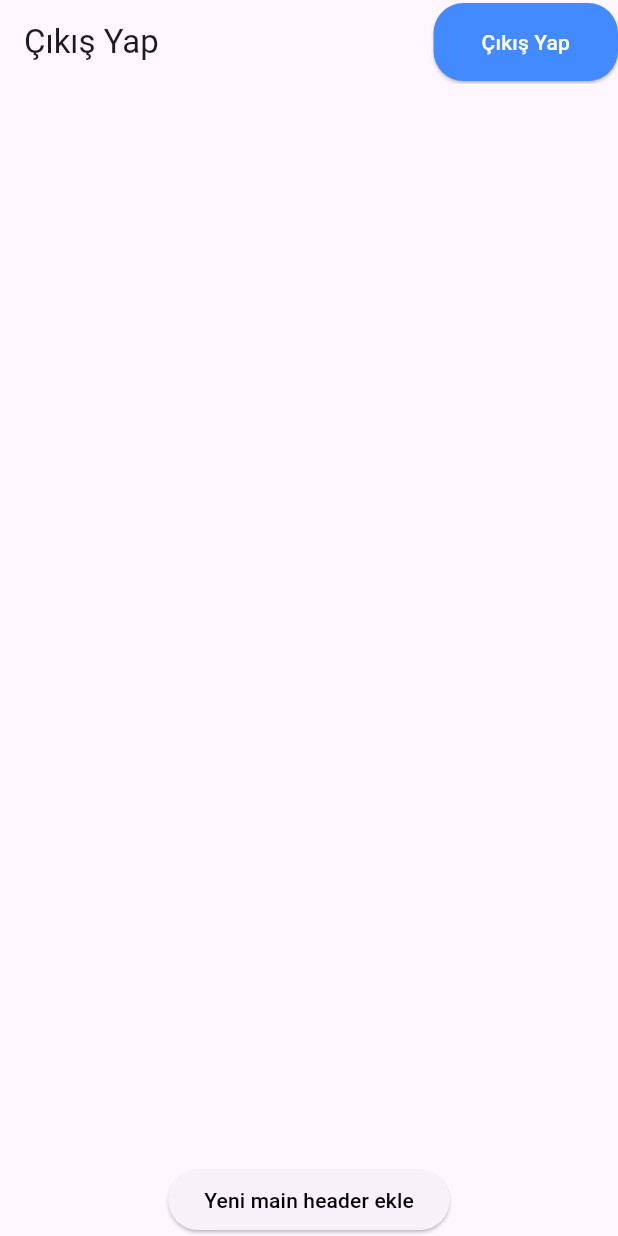
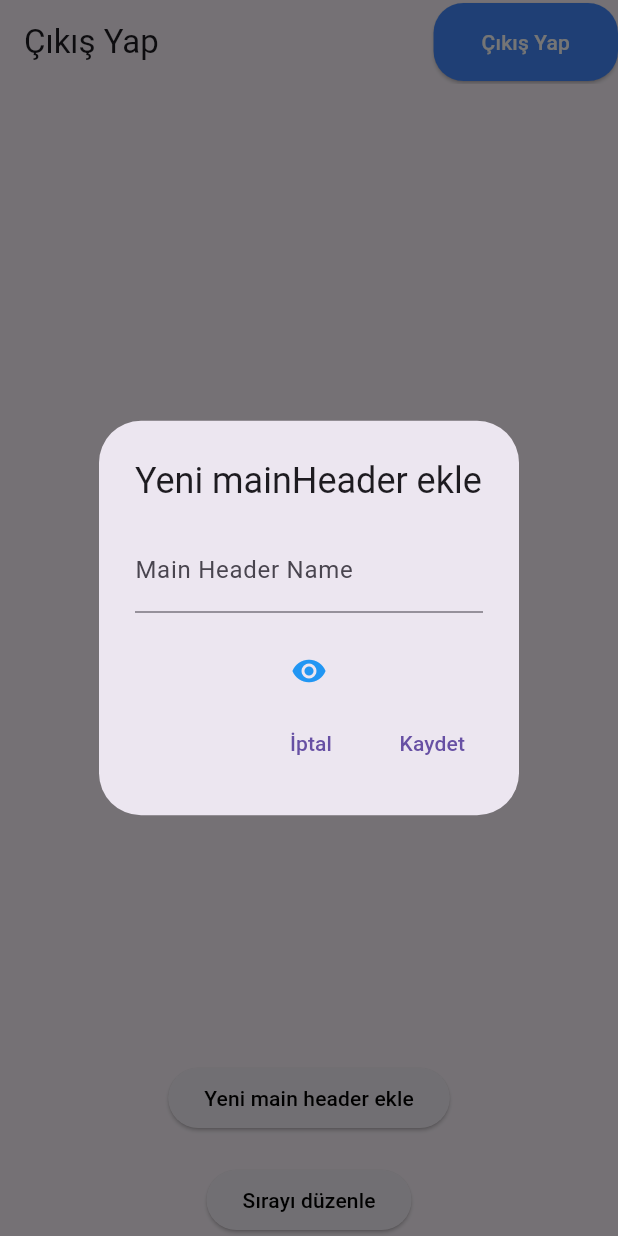
Before and after one commit to bleylek/qr_project, a Flutter app: the EditMainHeader screen opened directly with empty values, after a tap on "Yeni main header ekle", on a phone screen of 412 x 824 dp. Run offline on Flutter 3.47's test engine with Material 3 defaults, Android fonts, the phone set to English and light mode, and no system bars; our stand-ins replace cloud_firestore, firebase_auth, firebase_core, font_awesome_flutter, google_sign_in; missing offline and left inert: country_flags, flutter_email_sender; accounts and stored records are empty; statements that could not run were skipped.

Commit message:
firebase adding mainHeader functionality

```diff
--- a/lib/models/firebase_fetch_model.dart
+++ b/lib/models/firebase_fetch_model.dart
@@ -1,4 +1,5 @@
 // Kahveler
+
 class MainHeader {
   MainHeader({
     // key == mainHeaderName
@@ -7,12 +8,14 @@ class MainHeader {
     // imageUrl: null == ""
     this.imageUrl = "", // image url
     required this.disable, // show or not
+    this.orderChanged = false,
   });
 
   final String mainHeaderName;
   final int order;
   final String imageUrl;
   final bool disable;
+  final bool orderChanged;
 }
 
 // Türk Kahvesi
--- a/lib/pages/edit_main_header_page/edit_main_header.dart
+++ b/lib/pages/edit_main_header_page/edit_main_header.dart
@@ -2,6 +2,7 @@ import 'package:cloud_firestore/cloud_firestore.dart';
 import 'package:flutter/material.dart';
 import 'package:qrproject/models/firebase_fetch_model.dart';
 import 'package:qrproject/services/auth_service.dart';
+import 'package:qrproject/widgets/add_main_header_dialog.dart';
 
 class EditMainHeader extends StatefulWidget {
   const EditMainHeader({super.key, required this.userKey});
@@ -13,126 +14,99 @@ class EditMainHeader extends StatefulWidget {
 }
 
 class _EditMainHeaderState extends State<EditMainHeader> {
-  final List<MainHeader> mainHeaders = [];
+  final List<MainHeader> _mainHeaders = [];
+  String _digitalMenuAddress = "";
+  String _userdId = "";
+  String _companyName = "";
+  String _mailAddress = "";
+  String _phoneNumber = "";
+  String _menuLanguage = "";
+  String _menuMoneyCurrency = "";
+  bool isLoading = true;
 
-  // bunu future yapmamızın sebebi veriler yüklenmeden ekranın oluşmasını istemiyor oluşumuzdan kaynaklanıyor.
-  // sonunda setState yaparak ekranın güncellenmesini sağlayabilirdik. Fakat bu durumda ekran için oluşturulan build fonksiyonu iki kez
-  // çağrılmış olurdu.
-  Future<List<MainHeader>> _getDocumentFields() async {
-    final mainHeadersCollection = FirebaseFirestore.instance.collection('DigitalAddress').doc(widget.userKey).collection("MainHeaders");
+  @override
+  void initState() {
+    super.initState();
+    _loadData();
+  }
 
-    final snapshot = await mainHeadersCollection.get();
+  Future<void> _loadData() async {
+    // ilk önce userKey'e bağlı digitalMenuAddress'i almamız gerekiyor
 
-    if (snapshot.docs.isNotEmpty) {
-      for (var doc in snapshot.docs) {
-        final data = doc.data();
+    // Users koleksiyonundaki tüm belgeleri getiriyoruz
+    final querySnapshot = await FirebaseFirestore.instance.collection('Users').get();
 
-        mainHeaders.add(
-          MainHeader(
-            mainHeaderName: doc.id,
-            order: data['order'],
-            disable: data['disable'],
-            imageUrl: data['imageUrl'],
-          ),
-        );
+    // Belgeler arasında gezinerek userId'yi kontrol ediyoruz
+    for (var doc in querySnapshot.docs) {
+      final docId = doc.id;
+      final underscoreIndex = docId.indexOf('_');
+
+      if (underscoreIndex != -1) {
+        final afterUnderscore = docId.substring(underscoreIndex + 1);
+        if (afterUnderscore == widget.userKey) {
+          _digitalMenuAddress = docId.substring(0, underscoreIndex);
+          _userdId = "${_digitalMenuAddress}_${widget.userKey}";
+        }
       }
-      mainHeaders.sort((a, b) => a.order.compareTo(b.order));
-    } else {
-      // do nothing --> List<MainHeader> mainHeaders = [] will be remained like this
-      // mainHeaders.isEmpty ile check edilir
-      print("no mainHeader");
     }
 
-    for (var header in mainHeaders) {
-      print("Main Header Name: ${header.mainHeaderName}");
-      print("Order: ${header.order}");
-      print("Disable: ${header.disable}");
-      print("Image URL: ${header.imageUrl}");
-      print("-----------");
+    final usersCollection = FirebaseFirestore.instance.collection('Users').doc(_userdId);
+
+    try {
+      final docSnapshot = await usersCollection.get();
+
+      if (docSnapshot.exists) {
+        final data = docSnapshot.data();
+        _companyName = data?['CompanyName'] ?? "";
+        _mailAddress = data?['MailAddress'] ?? "";
+        _phoneNumber = data?['PhoneNumber'] ?? "";
+        _menuLanguage = data?['MenuLanguage'] ?? "";
+        _menuMoneyCurrency = data?['MenuMoneyCurrency'] ?? "";
+
+        final mainHeadersCollection = usersCollection.collection("MainHeaders");
+        final mainHeadersSnapshot = await mainHeadersCollection.get();
+
+        for (var doc in mainHeadersSnapshot.docs) {
+          final data = doc.data();
+          bool disable = data['disable'] ?? false;
+          String imageUrl = data['imageUrl'] ?? "";
+          int order = data['order'] ?? 0;
+
+          _mainHeaders.add(
+            MainHeader(
+              mainHeaderName: doc.id,
+              order: order,
+              disable: disable,
+              imageUrl: imageUrl,
+            ),
+          );
+        }
+      } else {
+        print("Belirtilen kullanıcı bulunamadı.");
+      }
+    } catch (e) {
+      print("Firebase'den veri alınırken hata oluştu: $e");
     }
 
-    /*
-    if (mainHeaders.isEmpty) {
-      print("correct way of checking");
-    }
-    */
-    return mainHeaders;
+    setState(() {
+      isLoading = false;
+    });
   }
 
   @override
   Widget build(BuildContext context) {
-    print("main headers length can be seen here:");
-    print(mainHeaders.length);
+    if (isLoading) {
+      return const Center(child: CircularProgressIndicator());
+    }
 
-    return FutureBuilder(
-      future: _getDocumentFields(),
-      builder: (context, snapshot) {
-        // BURDAKİ EKRANLARI PROJE BİTİMİNDE DÜZENLE
-        if (snapshot.connectionState == ConnectionState.waiting) {
-          return const Center(child: CircularProgressIndicator()); // Yükleniyor göstergesi
-        } else if (snapshot.hasError) {
-          return const Center(child: Text("Bir hata oluştu")); // Hata mesajı
-        } else {
-          return Scaffold(
-            appBar: AppBar(
-              title: const Text('Çıkış Yap'),
-              automaticallyImplyLeading: false, // Geri butonunu gizle
-              actions: [
-                ElevatedButton(
-                  onPressed: () async {
-                    await AuthService().signout();
-                    // Çıkış yaptıktan sonra giriş sayfasına yönlendir
-                    // burayı değiştir --> anasayfaya yönlendir
-                    // mounted kontrolü
-                    if (!mounted) return;
-                    Navigator.pushReplacementNamed(context, '/auth');
-                  },
-                  style: ElevatedButton.styleFrom(
-                    backgroundColor: Colors.blueAccent,
-                    padding: const EdgeInsets.symmetric(horizontal: 32, vertical: 16),
-                    shape: RoundedRectangleBorder(
-                      borderRadius: BorderRadius.circular(20),
-                    ),
-                  ),
-                  child: const Text('Çıkış Yap', style: TextStyle(color: Colors.white)),
-                ),
-              ],
-            ),
-            body: Column(
-              children: [
-                Expanded(
-                  child: ListView.builder(
-                    itemCount: mainHeaders.length,
-                    itemBuilder: (context, index) {
-                      return Text(mainHeaders[index].mainHeaderName);
-                    },
-                  ),
-                ),
-                ElevatedButton(
-                  onPressed: () {},
-                  child: const Text(
-                    "Yeni main header ekle",
-                    style: TextStyle(color: Colors.black),
-                  ),
-                )
-              ],
-            ),
-          );
-        }
-      },
-    );
-
-    /* Scaffold(
+    return Scaffold(
       appBar: AppBar(
         title: const Text('Çıkış Yap'),
-        automaticallyImplyLeading: false, // Geri butonunu gizle
+        automaticallyImplyLeading: false,
         actions: [
           ElevatedButton(
             onPressed: () async {
               await AuthService().signout();
-              // Çıkış yaptıktan sonra giriş sayfasına yönlendir
-              // burayı değiştir --> anasayfaya yönlendir
-              // mounted kontrolü
               if (!mounted) return;
               Navigator.pushReplacementNamed(context, '/auth');
             },
@@ -151,22 +125,85 @@ class _EditMainHeaderState extends State<EditMainHeader> {
         children: [
           Expanded(
             child: ListView.builder(
-              itemCount: mainHeaders.length,
+              itemCount: _mainHeaders.length,
               itemBuilder: (context, index) {
-                return Text(mainHeaders[index].mainHeaderName);
+                return Padding(
+                  padding: const EdgeInsets.all(8.0),
+                  child: InkWell(
+                    onTap: () {},
+                    child: Container(
+                      width: 100,
+                      height: 100,
+                      decoration: BoxDecoration(
+                        color: Colors.grey[300],
+                        border: Border.all(color: Colors.black),
+                        borderRadius: BorderRadius.circular(8),
+                      ),
+                      child: Row(
+                        children: [
+                          Text(_mainHeaders[index].mainHeaderName),
+                          const SizedBox(
+                            width: 15,
+                          ),
+                          Icon(
+                            _mainHeaders[index].disable ? Icons.visibility : Icons.visibility_off,
+                            color: _mainHeaders[index].disable ? Colors.blue : Colors.grey,
+                          ),
+                        ],
+                      ),
+                    ),
+                  ),
+                );
               },
             ),
           ),
           ElevatedButton(
-            onPressed: () {},
+            onPressed: () {
+              showDialog(
+                context: context,
+                barrierDismissible: false,
+                builder: (context) {
+                  return AddMainHeaderDialog(
+                    mainHeaders: _mainHeaders,
+                    userId: _userdId,
+                  );
+                },
+              ).then((result) {
+                if (result != null) {
+                  bool disableStatus = result['disableStatus'];
+                  int maxOrder = result['maxOrder'];
+                  String newMainHeaderName = result['newMainHeaderName'];
+
+                  setState(() {
+                    _mainHeaders.add(
+                      MainHeader(
+                        mainHeaderName: newMainHeaderName,
+                        order: maxOrder,
+                        disable: disableStatus,
+                        imageUrl: "",
+                      ),
+                    );
+                  });
+                }
+              });
+            },
             child: const Text(
               "Yeni main header ekle",
               style: TextStyle(color: Colors.black),
             ),
-          )
+          ),
+          const SizedBox(
+            height: 20,
+          ),
+          ElevatedButton(
+            onPressed: () {},
+            child: const Text(
+              "Sırayı düzenle",
+              style: TextStyle(color: Colors.black),
+            ),
+          ),
         ],
       ),
     );
-    */
   }
 }
--- /dev/null
+++ b/lib/widgets/add_main_header_dialog.dart
@@ -0,0 +1,162 @@
+import 'package:cloud_firestore/cloud_firestore.dart';
+import 'package:flutter/material.dart';
+import 'package:qrproject/models/firebase_fetch_model.dart';
+
+class AddMainHeaderDialog extends StatefulWidget {
+  const AddMainHeaderDialog({
+    super.key,
+    required this.mainHeaders,
+    required this.userId,
+  });
+
+  final List<MainHeader> mainHeaders;
+  final String userId;
+
+  @override
+  State<AddMainHeaderDialog> createState() {
+    return _AddMainHeaderDialogState();
+  }
+}
+
+class _AddMainHeaderDialogState extends State<AddMainHeaderDialog> {
+  String _newlyAddedmainHeaderName = "";
+  final _addingForm = GlobalKey<FormState>();
+  final GlobalKey<_IconButtonWidget> iconButtonKey = GlobalKey<_IconButtonWidget>();
+
+  void _saveItem() async {
+    print("_SaveItem fonksiyonu içerisinde _______________________________________________");
+    if (_addingForm.currentState!.validate()) {
+      print("validate içerisinde _______________________________________________");
+      _addingForm.currentState!.save();
+      final querySnapshot = await FirebaseFirestore.instance.collection('Users').doc(widget.userId).collection("MainHeaders").get();
+
+      bool isNameUsed = false;
+      int maxOrder = 0;
+
+      for (var doc in querySnapshot.docs) {
+        final docId = doc.id;
+
+        final orderValue = doc.get('order');
+
+        if (orderValue > maxOrder) {
+          maxOrder = orderValue;
+        }
+        if (docId == _newlyAddedmainHeaderName) {
+          isNameUsed = true;
+          ScaffoldMessenger.of(context).showSnackBar(
+            const SnackBar(
+              content: Text("Bu mainHeader ismi kullanımda"),
+            ),
+          );
+        }
+      }
+      print("_____________________________________________________");
+      print("_isNameUsed: ${!isNameUsed}");
+      if (!isNameUsed) {
+        Map<String, dynamic> newMainHeader = {
+          'disable': iconButtonKey.currentState?.disableStatus ?? true,
+          'order': maxOrder + 1,
+        };
+
+        var sendingAddress = await FirebaseFirestore.instance.collection('Users').doc(widget.userId).collection("MainHeaders").doc(_newlyAddedmainHeaderName);
+
+        await sendingAddress.set(newMainHeader);
+
+        setState(() {});
+        Navigator.of(context).pop({
+          'disableStatus': iconButtonKey.currentState?.disableStatus,
+          'maxOrder': maxOrder + 1,
+          'newMainHeaderName': _newlyAddedmainHeaderName,
+        });
+      }
+    }
+  }
+
+  @override
+  Widget build(BuildContext context) {
+    return AlertDialog(
+      title: const Text("Yeni mainHeader ekle"),
+      content: Form(
+        key: _addingForm,
+        child: Column(
+          mainAxisSize: MainAxisSize.min,
+          children: [
+            TextFormField(
+              decoration: const InputDecoration(
+                labelText: "Main Header Name",
+              ),
+              validator: (value) {
+                if (value == null || value.isEmpty) {
+                  return 'Bu alan boş bırakılamaz';
+                } else {
+                  for (MainHeader mainHeader in widget.mainHeaders) {
+                    if (mainHeader.mainHeaderName == value) {
+                      return "Bu mainHeaderName zaten kullanımda";
+                    }
+                  }
+                }
+                return null;
+              },
+              onSaved: (value) {
+                _newlyAddedmainHeaderName = value!;
+              },
+            ),
+            const SizedBox(
+              height: 15,
+            ),
+            IconButtonWidget(key: iconButtonKey),
+            Row(
+              mainAxisAlignment: MainAxisAlignment.end,
+              children: [
+                TextButton(
+                  onPressed: () {
+                    Navigator.of(context).pop();
+                  },
+                  child: const Text("İptal"),
+                ),
+                const SizedBox(
+                  width: 15,
+                ),
+                TextButton(
+                  onPressed: _saveItem,
+                  child: const Text("Kaydet"),
+                ),
+              ],
+            ),
+          ],
+        ),
+      ),
+    );
+  }
+}
+
+class IconButtonWidget extends StatefulWidget {
+  const IconButtonWidget({
+    super.key,
+  });
+
+  @override
+  State<IconButtonWidget> createState() {
+    return _IconButtonWidget();
+  }
+}
+
+class _IconButtonWidget extends State<IconButtonWidget> {
+  bool disable = true;
+  bool get disableStatus => disable;
+
+  @override
+  Widget build(BuildContext context) {
+    return IconButton(
+      icon: Icon(
+        disable ? Icons.visibility : Icons.visibility_off,
+        color: disable ? Colors.blue : Colors.grey,
+      ),
+      onPressed: () {
+        setState(() {
+          disable = !disable;
+        });
+      },
+    );
+  }
+}
```
Also changed, not shown: lib/pages/initialization_page/initialization_page.dart (+23 -61 lines), lib/pages/login_first_page.dart (+25 -4 lines).
